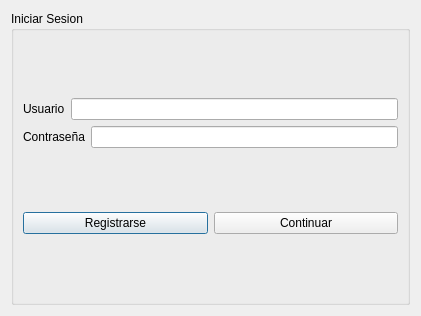
Before: the Qt Designer form gestorDeCasos/iniciarsesion.ui in Cesar1019FV/qt-legal-case-manager-lawyers-CPP, drawn with Qt 5.
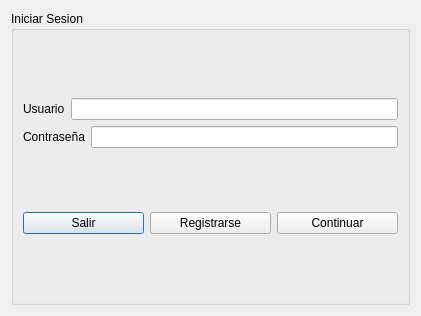
After: the same form once the commit is applied.

Diff of the .ui file:
```diff
--- a/gestorDeCasos/iniciarsesion.ui
+++ b/gestorDeCasos/iniciarsesion.ui
@@ -54,6 +54,13 @@
       </item>
       <item>
        <layout class="QHBoxLayout" name="horizontalLayout_4">
+        <item>
+         <widget class="QPushButton" name="pushButton_salir">
+          <property name="text">
+           <string>Salir</string>
+          </property>
+         </widget>
+        </item>
         <item>
          <widget class="QPushButton" name="pushButton_Registrarse">
           <property name="text">
```
